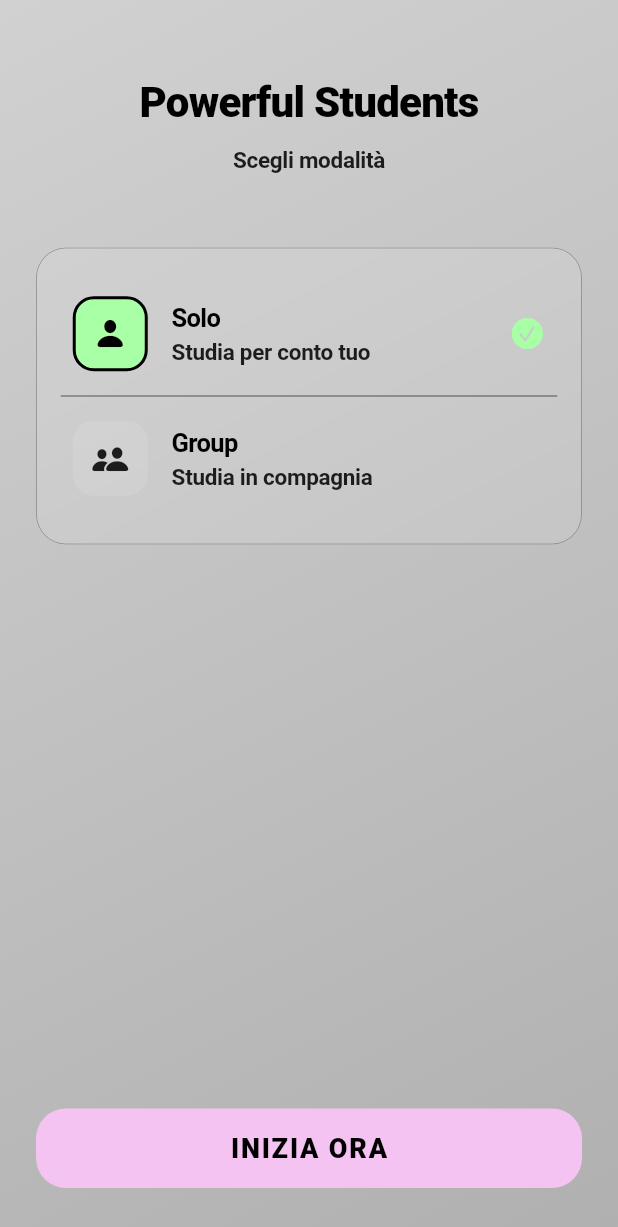
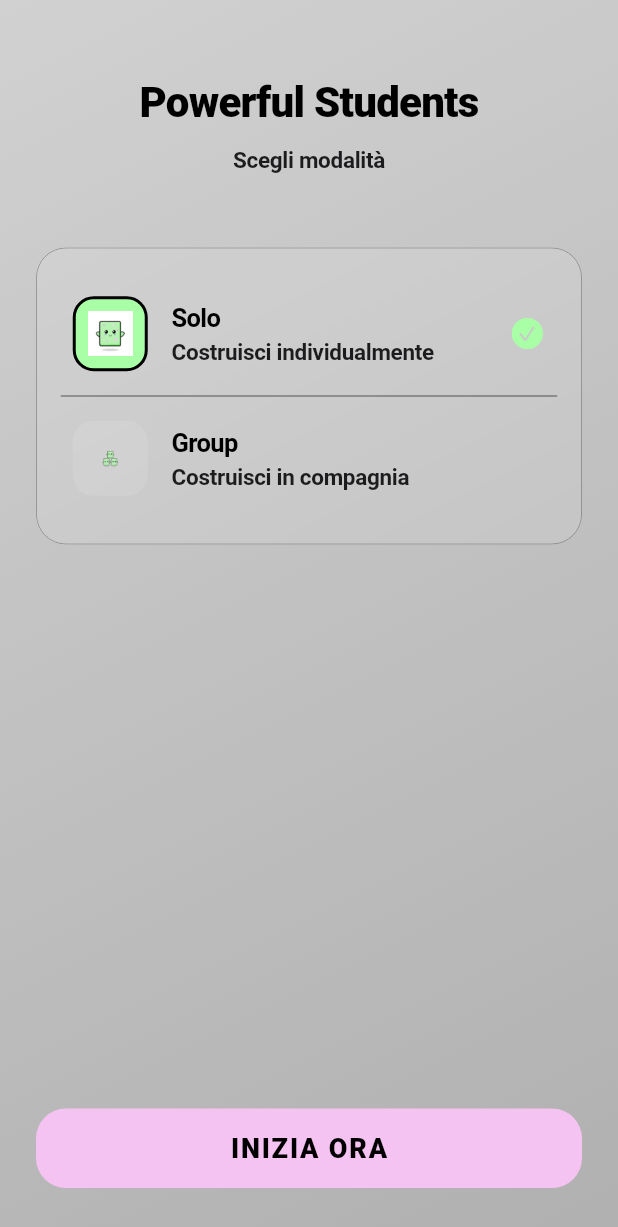
Before and after one commit to m-moschetta/powerful_students, a Flutter app: the screen it shows after launch, on a phone screen of 412 x 824 dp. Shown: the top 1227 px of the screen. Run offline on Flutter 3.47's test engine with Material 3 defaults, Android fonts, the light colour scheme and no system bars; our stand-ins replace audioplayers, cloud_firestore, firebase_auth, firebase_core, flutter_local_notifications, flutter_timezone and 5 more; accounts and stored records are empty.

Commit message:
feat: integrate Bricky assets and update UI branding
- Add AppAssets class in design_system.dart for Bricky image paths
- Replace icons with Bricky images in ModeSelectionScreen
- Update copy: "Costruisci individualmente/in compagnia"
- Change "Entra con codice" to "Unisciti al mattoncino" with Bricky icon
- Update join dialog: title and button text
- Replace error icon with Bricky rotto in failed screens
- Update copy: "Deep Building" instead of "modalità Flash"
- Replace bolt icon with Bricky logo for Deep Focus toggle (on/off opacity)
- Implement overlapping avatars in group room info
- Remove "Sessione x minuti" text
- Replace "POMODORI" counter with "MATTONCINI" and Bricky counter image

```diff
--- a/lib/core/design_system.dart
+++ b/lib/core/design_system.dart
@@ -150,6 +150,17 @@ class AppDecorations {
   }
 }
 
+/// Asset paths for Bricky images
+class AppAssets {
+  static const brickyLogo = 'assets/images/Bricky App logo.png';
+  static const brickyLogoNotifications =
+      'assets/images/Bricky app logo - notifiche.png';
+  static const brickyGroup = 'assets/images/Bricky di gruppo.png';
+  static const brickyBroken = 'assets/images/Bricky rotto.png';
+  static const brickyCounter = 'assets/images/1 mattoncino_2 mattoncini.png';
+  static const brickyAnimation = 'assets/images/Mockup animazione.gif';
+}
+
 class AppIcons {
   static const soloMode = CupertinoIcons.person_fill;
   static const groupMode = CupertinoIcons.person_2_fill;
--- a/lib/screens/mode_selection_screen.dart
+++ b/lib/screens/mode_selection_screen.dart
@@ -49,8 +49,8 @@ class ModeSelectionScreen extends StatelessWidget {
                           children: [
                             ModeOptionCard(
                               title: 'Solo',
-                              subtitle: 'Studia per conto tuo',
-                              icon: AppIcons.soloMode,
+                              subtitle: 'Costruisci individualmente',
+                              imageAsset: AppAssets.brickyLogo,
                               isSelected: selectedMode == StudyMode.solo,
                               onTap: () => pomodoro.selectMode(StudyMode.solo),
                             ),
@@ -60,8 +60,8 @@ class ModeSelectionScreen extends StatelessWidget {
                             ),
                             ModeOptionCard(
                               title: 'Group',
-                              subtitle: 'Studia in compagnia',
-                              icon: AppIcons.groupMode,
+                              subtitle: 'Costruisci in compagnia',
+                              imageAsset: AppAssets.brickyGroup,
                               isSelected: selectedMode == StudyMode.group,
                               onTap: () => pomodoro.selectMode(StudyMode.group),
                             ),
@@ -114,14 +114,14 @@ class ModeOptionCard extends StatelessWidget {
     super.key,
     required this.title,
     required this.subtitle,
-    required this.icon,
+    required this.imageAsset,
     required this.isSelected,
     required this.onTap,
   });
 
   final String title;
   final String subtitle;
-  final IconData icon;
+  final String imageAsset;
   final bool isSelected;
   final VoidCallback onTap;
 
@@ -144,12 +144,12 @@ class ModeOptionCard extends StatelessWidget {
                     ? Border.all(color: AppColors.textPrimary, width: 2)
                     : null,
               ),
-              child: Icon(
-                icon,
-                size: 24,
-                color: isSelected
-                    ? AppColors.textPrimary
-                    : AppColors.textSecondary,
+              child: Padding(
+                padding: const EdgeInsets.all(8.0),
+                child: Image.asset(
+                  imageAsset,
+                  fit: BoxFit.contain,
+                ),
               ),
             ),
             const SizedBox(width: 16),
```
Also changed, not shown: lib/screens/group_room_screen.dart (+56 -33 lines), lib/screens/timer_screen.dart (+24 -14 lines).
